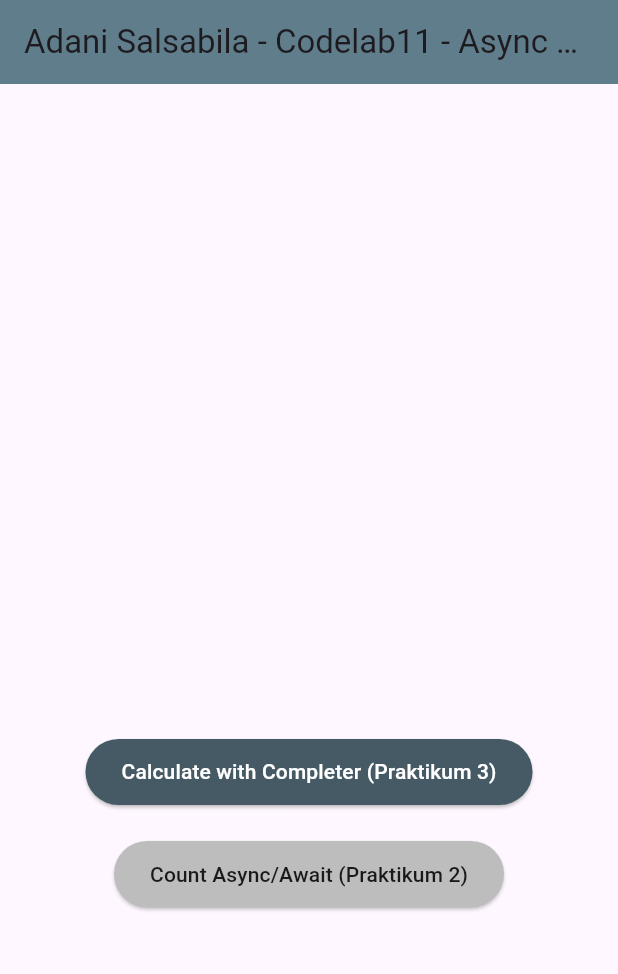
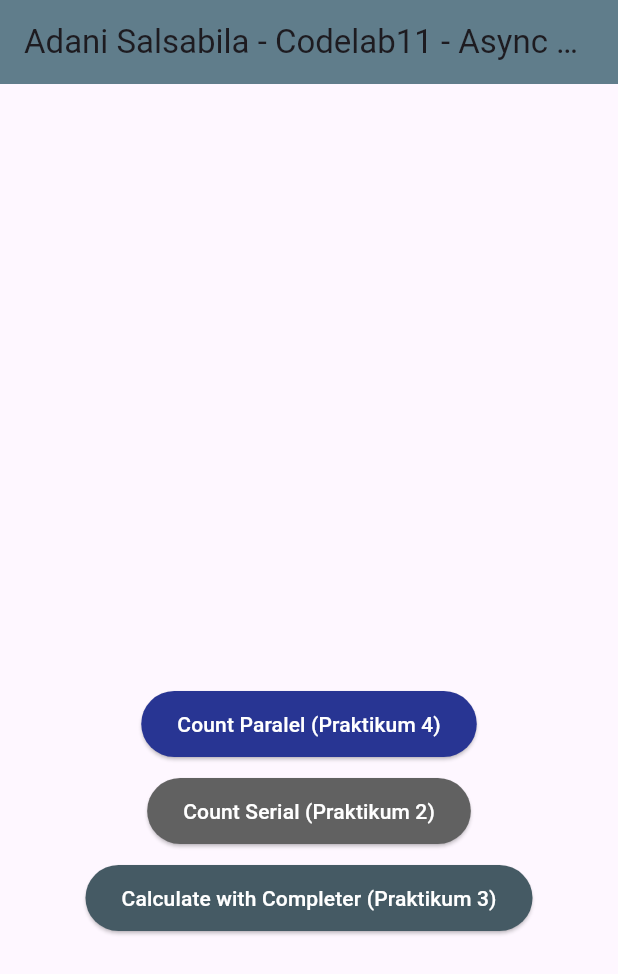
Before and after one commit to adanisalsabila/PemrogramanMobile_AdaniSalsabila_TI3F, a Flutter app: the screen it shows after launch, on a phone screen of 412 x 824 dp. Shown: the top 974 px of the screen. Run offline on Flutter 3.47's test engine with Material 3 defaults, Android fonts, the phone set to English and light mode, and no system bars; our stand-ins replace auto_size_text, camera.

Commit message:
Codelab11_Praktikum4

```diff
--- a/Codelab11/books/lib/main.dart
+++ b/Codelab11/books/lib/main.dart
@@ -1,6 +1,7 @@
 import 'package:flutter/material.dart';
 import 'package:http/http.dart' as http;
-import 'dart:async'; // dart:async sudah mencakup class Completer
+import 'dart:async'; // dart:async (untuk Future, Completer)
+// import 'package:async/async.dart'; // FutureGroup memerlukan impor ini
 
 void main() => runApp(const MyApp());
 
@@ -37,7 +38,7 @@ class _FuturePageState extends State<FuturePage> {
     return http.get(uri);
   }
 
-  // Praktikum 2: Method async/await (Tidak digunakan di Praktikum 3)
+  // Praktikum 2: Tiga method async/await yang masing-masing 3 detik
   Future<int> returnOneAsync() async {
     await Future.delayed(const Duration(seconds: 3));
     return 1;
@@ -53,42 +54,60 @@ class _FuturePageState extends State<FuturePage> {
     return 3;
   }
 
+  // Praktikum 2: Metode yang menjalankan Future secara BERURUTAN (Total 9 detik)
   Future<int> count() async {
     int total = 0;
-    total += await returnOneAsync();
-    total += await returnTwoAsync();
-    total += await returnThreeAsync();
+    total += await returnOneAsync(); // 3s
+    total += await returnTwoAsync(); // + 3s
+    total += await returnThreeAsync(); // + 3s
     return total;
   }
 
   // =======================================================
-  // Praktikum 3: Menggunakan Completer
-  // Langkah 2: Tambahkan variabel late Completer
+  // Praktikum 3: Menggunakan Completer (Kode dipertahankan, tapi tidak digunakan di Praktikum 4)
   late Completer completer;
 
-  // Langkah 2: Method getNumber()
   Future getNumber() {
-    // 1. Buat object Completer baru yang akan menghasilkan tipe data <int>
     completer = Completer<int>();
-    // 2. Panggil method yang akan menjalankan operasi asinkron
     calculate();
-    // 3. Kembalikan object Future yang terkait dengan Completer ini
     return completer.future;
   }
 
-  // Langkah 5: Method calculate() diubah untuk memicu error (menjawab Soal 6)
   Future calculate() async {
     await Future.delayed(const Duration(seconds : 3));
-
-    // --- SKENARIO 1: SUKSES (Langkah 2) ---
-    // Ganti komentar di bawah jika ingin mencoba skenario sukses
-    // completer.complete(42);
-
-    // --- SKENARIO 2: ERROR (Langkah 5) ---
-    // Memanggil completeError() akan menolak (reject) Future yang dikembalikan getNumber()
-    completer.completeError(Exception('Failed to calculate the secret number! (Intentional Error)'));
+    completer.complete(42);
   }
   // =======================================================
+
+  // Praktikum 4, Langkah 1: Memanggil Future secara PARALEL menggunakan Future.wait
+  // Catatan: Future.wait adalah cara standar di Dart untuk operasi paralel,
+  // menggantikan FutureGroup untuk kasus sederhana ini.
+  Future<int> countParalel() async {
+    // Jalankan ketiga Future (masing-masing 3 detik) secara bersamaan/paralel.
+    // Future.wait akan menunggu hingga SEMUA Future dalam List selesai.
+    // Total waktu tunggu: max(3s, 3s, 3s) = 3 detik.
+    final results = await Future.wait<int>([
+      returnOneAsync(),
+      returnTwoAsync(),
+      returnThreeAsync(),
+    ]);
+
+    // Jumlahkan hasil yang dikembalikan dalam bentuk List<int>
+    int total = results.reduce((sum, element) => sum + element);
+
+    return total; // Hasilnya (1 + 2 + 3) = 6
+  }
+
+  // Praktikum 4, Langkah 4: Menggunakan Future.wait secara langsung (hanya untuk perbandingan)
+  // Logic yang sama dengan countParalel(), hanya penamaan variabel yang berbeda.
+  /*
+  final futures = Future.wait<int>([
+    returnOneAsync(),
+    returnTwoAsync(),
+    returnThreeAsync(),
+  ]);
+  */
+
 
   @override
   Widget build(BuildContext context) {
@@ -116,6 +135,73 @@ class _FuturePageState extends State<FuturePage> {
               ),
             ),
 
+            // Praktikum 4, Langkah 2: Tombol untuk countParalel()
+            ElevatedButton(
+              style: ElevatedButton.styleFrom(
+                padding: const EdgeInsets.symmetric(horizontal: 24, vertical: 12),
+                backgroundColor: Colors.indigo[800], // Warna baru untuk paralel
+                foregroundColor: Colors.white,
+              ),
+              onPressed: () async { // Tambahkan async di sini!
+                setState(() {
+                  isDataLoading = true;
+                  // Sesuaikan pesan loading dengan waktu PARALEL (hanya 3 detik)
+                  result = 'Counting PARALEL... Please wait 3 seconds.';
+                });
+
+                try {
+                  // Panggil method paralel (Langkah 2)
+                  int total = await countParalel();
+
+                  setState(() {
+                    result = 'Total Paralel: $total (Time saved: 6 seconds!)';
+                    isDataLoading = false;
+                  });
+                } catch (e) {
+                  setState(() {
+                    result = 'Error Paralel: ${e.toString()}';
+                    isDataLoading = false;
+                  });
+                }
+
+              },
+              child: const Text('Count Paralel (Praktikum 4)'),
+            ),
+
+            const SizedBox(height: 10),
+
+            // Tombol Praktikum 2 (Serial: 9 detik)
+            ElevatedButton(
+              style: ElevatedButton.styleFrom(
+                padding: const EdgeInsets.symmetric(horizontal: 24, vertical: 12),
+                backgroundColor: Colors.grey[700], // Warna gelap untuk Serial
+                foregroundColor: Colors.white,
+              ),
+              onPressed: () async {
+                 setState(() {
+                   isDataLoading = true;
+                   result = 'Counting SERIAL... Please wait 9 seconds.';
+                 });
+
+                 try {
+                   int total = await count();
+                   setState(() {
+                     result = 'Total Serial: $total (9 seconds)';
+                     isDataLoading = false;
+                   });
+                 } catch (e) {
+                   setState(() {
+                     result = 'Error: $e';
+                     isDataLoading = false;
+                   });
+                 }
+              },
+              child: const Text('Count Serial (Praktikum 2)'),
+            ),
+
+            const SizedBox(height: 10),
+
+            // Tombol Praktikum 3 (Completer: 3 detik)
             ElevatedButton(
               style: ElevatedButton.styleFrom(
                 padding: const EdgeInsets.symmetric(horizontal: 24, vertical: 12),
@@ -125,19 +211,15 @@ class _FuturePageState extends State<FuturePage> {
               onPressed: () {
                 setState(() {
                   isDataLoading = true;
-                  // Sesuaikan pesan loading dengan skenario error (3 detik)
-                  result = 'Calculating with Completer... Waiting 3 seconds for result/error.';
+                  result = 'Calculating with Completer... Waiting 3 seconds for result.';
                 });
 
-                // Praktikum 3, Langkah 6: Menggunakan getNumber() dengan then dan catchError
                 getNumber().then((value) {
-                  // Blok ini akan dipanggil jika completer.complete(value) dipanggil (Skenario Sukses)
                   setState(() {
-                    result = 'Total: $value (Success from Completer)';
+                    result = 'Total Completer: $value';
                     isDataLoading = false;
                   });
                 }).catchError((e) {
-                  // Blok ini akan dipanggil jika completer.completeError(error) dipanggil (Skenario Error)
                   setState(() {
                     result = 'Error from Completer: ${e.toString()}';
                     isDataLoading = false;
@@ -148,37 +230,6 @@ class _FuturePageState extends State<FuturePage> {
               child: const Text('Calculate with Completer (Praktikum 3)'),
             ),
 
-            const SizedBox(height: 20),
-
-            // Tombol Praktikum 2 (dijadikan referensi)
-            ElevatedButton(
-              style: ElevatedButton.styleFrom(
-                padding: const EdgeInsets.symmetric(horizontal: 24, vertical: 12),
-                backgroundColor: Colors.grey[400],
-                foregroundColor: Colors.black87,
-              ),
-              onPressed: () async {
-                 setState(() {
-                   isDataLoading = true;
-                   result = 'Counting Async/Await... Please wait 9 seconds.';
-                 });
-
-                 try {
-                   int total = await count();
-                   setState(() {
-                     result = 'Total: $total (Success from Async/Await)';
-                     isDataLoading = false;
-                   });
-                 } catch (e) {
-                   setState(() {
-                     result = 'Error: $e';
-                     isDataLoading = false;
-                   });
-                 }
-              },
-              child: const Text('Count Async/Await (Praktikum 2)'),
-            ),
-
             const Spacer(),
           ],
         ),
```
Also changed, not shown: Codelab11/books/img/praktikum4.png (added).
